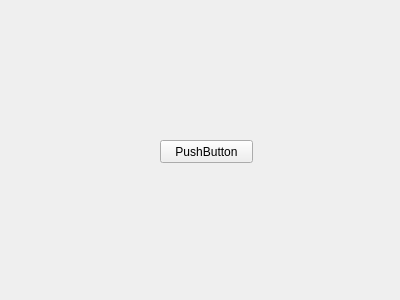
This is kobuki_qtestsuite/src/kobuki_qtestsuite/ui/climbing.ui in yujinrobot/kobuki as Qt 5 draws it before an edit. The edited form follows.
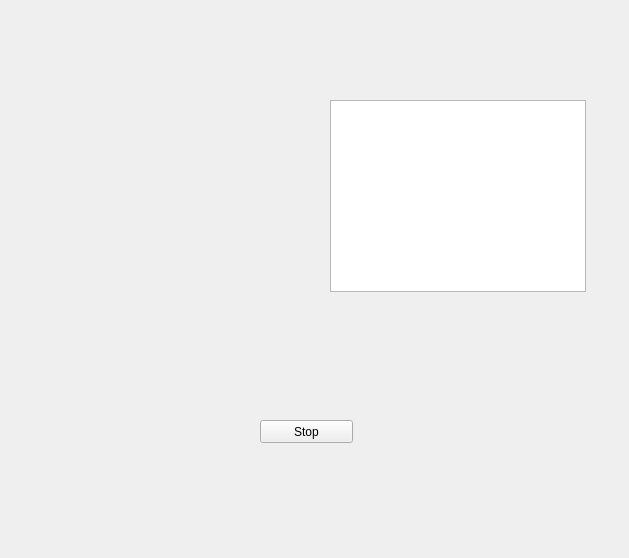
This is the edited form. Icons and pictures are not drawn.

Patch:
```diff
--- a/kobuki_qtestsuite/src/kobuki_qtestsuite/ui/climbing.ui
+++ b/kobuki_qtestsuite/src/kobuki_qtestsuite/ui/climbing.ui
@@ -6,24 +6,55 @@
    <rect>
     <x>0</x>
     <y>0</y>
-    <width>400</width>
-    <height>300</height>
+    <width>629</width>
+    <height>558</height>
    </rect>
   </property>
   <property name="windowTitle">
    <string>Form</string>
   </property>
-  <widget class="QPushButton" name="pushButton">
+  <property name="windowIcon">
+   <iconset resource="../resources/common.qrc">
+    <normaloff>:/images/kobuki_icon.png</normaloff>:/images/kobuki_icon.png</iconset>
+  </property>
+  <widget class="QPushButton" name="button_stop">
    <property name="geometry">
     <rect>
-     <x>160</x>
-     <y>140</y>
+     <x>260</x>
+     <y>420</y>
      <width>93</width>
      <height>23</height>
     </rect>
    </property>
    <property name="text">
-    <string>PushButton</string>
+    <string>Stop</string>
+   </property>
+  </widget>
+  <widget class="QTextBrowser" name="text_browser">
+   <property name="geometry">
+    <rect>
+     <x>330</x>
+     <y>100</y>
+     <width>256</width>
+     <height>192</height>
+    </rect>
+   </property>
+   <property name="autoFormatting">
+    <set>QTextEdit::AutoAll</set>
+   </property>
+   <property name="tabChangesFocus">
+    <bool>true</bool>
+   </property>
+   <property name="documentTitle">
+    <string/>
+   </property>
+   <property name="source">
+    <url>
+     <string>qrc:/text/climbing.html</string>
+    </url>
+   </property>
+   <property name="openLinks">
+    <bool>false</bool>
    </property>
   </widget>
  </widget>
```
Left out of the diff: 11 changed lines with no effect on the pictures.
